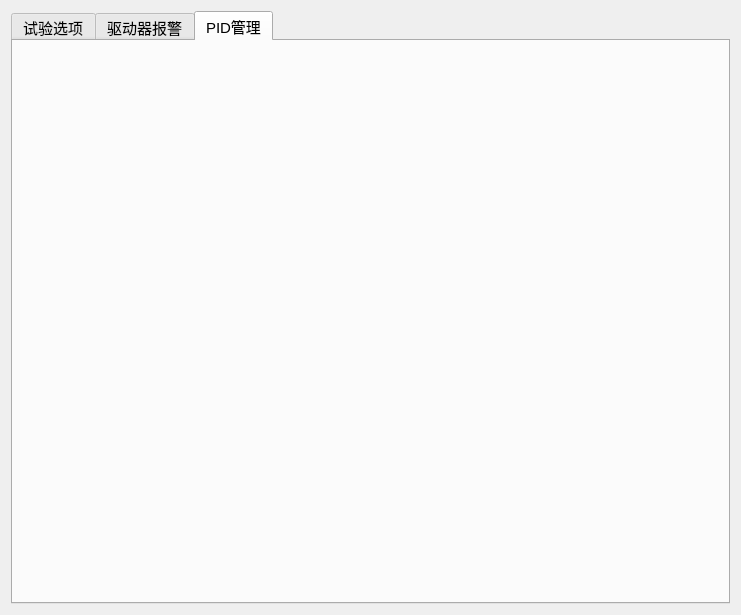
The window that Forms/controlparamentdialog.ui (zhengshihao1218/newsoft) describes before a commit, drawn with Qt 5.
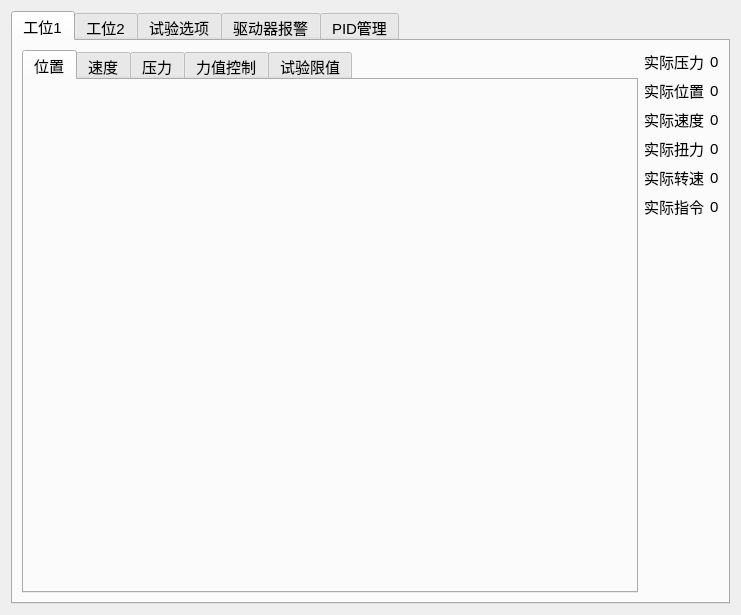
The same window after the commit. Icons and pictures are not drawn.

Patch:
```diff
--- a/Forms/controlparamentdialog.ui
+++ b/Forms/controlparamentdialog.ui
@@ -32,8 +32,140 @@
       </font>
      </property>
      <property name="currentIndex">
-      <number>2</number>
+      <number>0</number>
      </property>
+     <widget class="QWidget" name="tab_4">
+      <attribute name="title">
+       <string>工位1</string>
+      </attribute>
+      <layout class="QHBoxLayout" name="horizontalLayout_4">
+       <item>
+        <widget class="QTabWidget" name="tabWidget_2">
+         <property name="currentIndex">
+          <number>0</number>
+         </property>
+         <widget class="QWidget" name="tab_6">
+          <attribute name="title">
+           <string>位置</string>
+          </attribute>
+         </widget>
+         <widget class="QWidget" name="tab_7">
+          <attribute name="title">
+           <string>速度</string>
+          </attribute>
+         </widget>
+         <widget class="QWidget" name="tab_8">
+          <attribute name="title">
+           <string>压力</string>
+          </attribute>
+         </widget>
+         <widget class="QWidget" name="tab_9">
+          <attribute name="title">
+           <string>力值控制</string>
+          </attribute>
+         </widget>
+         <widget class="QWidget" name="tab_10">
+          <attribute name="title">
+           <string>试验限值</string>
+          </attribute>
+         </widget>
+        </widget>
+       </item>
+       <item>
+        <layout class="QFormLayout" name="formLayout_4">
+         <item row="1" column="0">
+          <widget class="QLabel" name="label_9">
+           <property name="text">
+            <string>实际位置</string>
+           </property>
+          </widget>
+         </item>
+         <item row="1" column="1">
+          <widget class="QLabel" name="label_10">
+           <property name="text">
+            <string>0</string>
+           </property>
+          </widget>
+         </item>
+         <item row="0" column="0">
+          <widget class="QLabel" name="label_11">
+           <property name="text">
+            <string>实际压力</string>
+           </property>
+          </widget>
+         </item>
+         <item row="0" column="1">
+          <widget class="QLabel" name="label_12">
+           <property name="text">
+            <string>0</string>
+           </property>
+          </widget>
+         </item>
+         <item row="2" column="0">
+          <widget class="QLabel" name="label_13">
+           <property name="text">
+            <string>实际速度</string>
+           </property>
+          </widget>
+         </item>
+         <item row="2" column="1">
+          <widget class="QLabel" name="label_14">
+           <property name="text">
+            <string>0</string>
+           </property>
+          </widget>
+         </item>
+         <item row="3" column="0">
+          <widget class="QLabel" name="label_15">
+           <property name="text">
+            <string>实际扭力</string>
+           </property>
+          </widget>
+         </item>
+         <item row="3" column="1">
+          <widget class="QLabel" name="label_16">
+           <property name="text">
+            <string>0</string>
+           </property>
+          </widget>
+         </item>
+         <item row="4" column="0">
+          <widget class="QLabel" name="label_17">
+           <property name="text">
+            <string>实际转速</string>
+           </property>
+          </widget>
+         </item>
+         <item row="4" column="1">
+          <widget class="QLabel" name="label_18">
+           <property name="text">
+            <string>0</string>
+           </property>
+          </widget>
+         </item>
+         <item row="5" column="0">
+          <widget class="QLabel" name="label_19">
+           <property name="text">
+            <string>实际指令</string>
+           </property>
+          </widget>
+         </item>
+         <item row="5" column="1">
+          <widget class="QLabel" name="label_20">
+           <property name="text">
+            <string>0</string>
+           </property>
+          </widget>
+         </item>
+        </layout>
+       </item>
+      </layout>
+     </widget>
+     <widget class="QWidget" name="tab_5">
+      <attribute name="title">
+       <string>工位2</string>
+      </attribute>
+     </widget>
      <widget class="QWidget" name="tab">
       <property name="minimumSize">
        <size>
```
Left out of the diff: 2 changed lines with no effect on the pictures.
